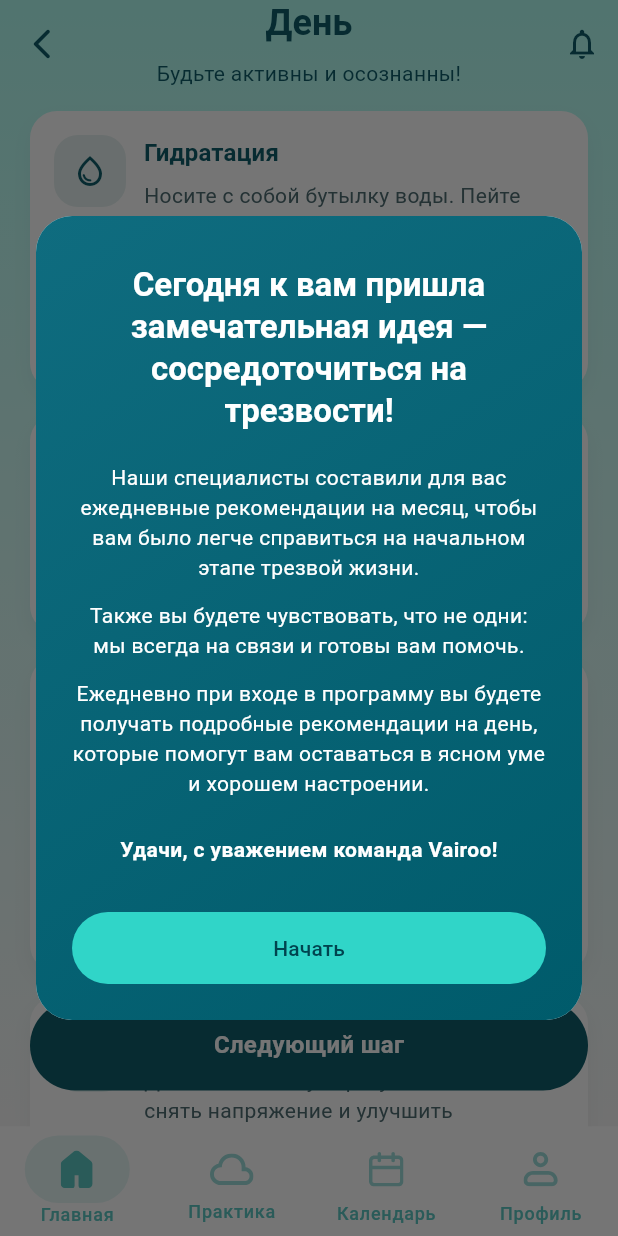
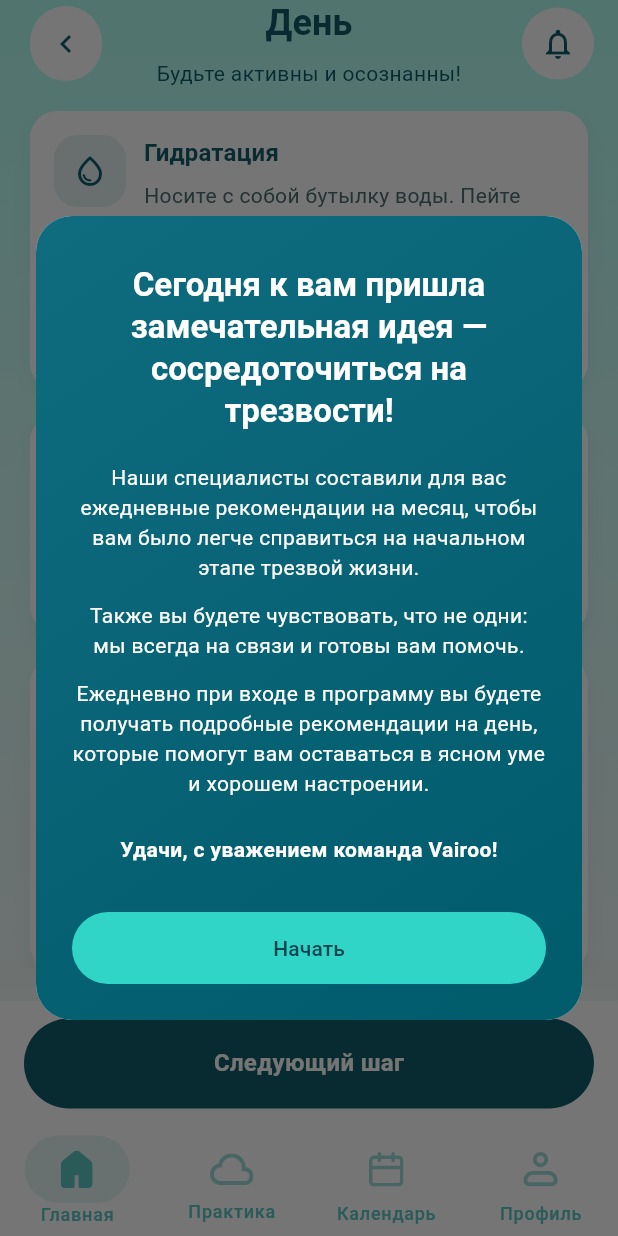
Before and after one commit to Sobol17/vairoo-app, a Flutter app: the PlanPage screen opened by its route, after a tap on the "notifications none" icon, on a phone screen of 412 x 824 dp. Run offline on Flutter 3.47's test engine with Material 3 defaults, Android fonts, the phone set to English and light mode, and no system bars; our stand-ins replace dio, equatable, flutter_html, flutter_svg, go_router, mask_text_input_formatter and 2 more; accounts and stored records are empty.

Commit message:
Добавил план дня со списком активностей. Список моковый

```diff
--- a/lib/src/features/plan/data/plan_samples.dart
+++ b/lib/src/features/plan/data/plan_samples.dart
@@ -9,14 +9,14 @@ const sampleDayPlan = DailyPlan(
       title: 'Гидратация',
       description:
           'Носите с собой бутылку воды. Пейте регулярно. Иногда жажду путают с тягой.',
-      primaryActionLabel: 'Записать в дневник',
+      primaryActionLabel: 'Смотреть',
       secondaryActionLabel: 'Отметить',
       icon: Icons.water_drop_outlined,
     ),
     PlanActivity(
       title: 'Здоровые перекусы',
       description: 'Фрукты/овощи, йогурт и т.д.',
-      primaryActionLabel: 'Смотреть список',
+      primaryActionLabel: 'Смотреть',
       secondaryActionLabel: 'Отметить',
       icon: Icons.restaurant_outlined,
     ),
@@ -24,7 +24,7 @@ const sampleDayPlan = DailyPlan(
       title: 'Осознанность в стрессовых ситуациях',
       description:
           'Если возникает стресс: сделайте 3 глубоких вдоха и задайте себе вопросы поддержки.',
-      primaryActionLabel: 'На страницу ритуалов',
+      primaryActionLabel: 'Смотреть',
       secondaryActionLabel: 'Отметить',
       icon: Icons.self_improvement_outlined,
     ),
@@ -32,7 +32,7 @@ const sampleDayPlan = DailyPlan(
       title: 'Физическая активность',
       description:
           'Даже 10-15 минут прогулки помогают снять напряжение и улучшить настроение.',
-      primaryActionLabel: 'Тренировки',
+      primaryActionLabel: 'Смотреть',
       secondaryActionLabel: 'Отметить',
       icon: Icons.fitness_center_outlined,
     ),
--- a/lib/src/features/plan/presentation/pages/plan_page.dart
+++ b/lib/src/features/plan/presentation/pages/plan_page.dart
@@ -1,9 +1,11 @@
 import 'package:ai_note/src/core/theme/app_colors.dart';
 import 'package:ai_note/src/features/plan/data/plan_samples.dart';
 import 'package:ai_note/src/features/plan/domain/entities/daily_plan.dart';
+import 'package:ai_note/src/features/plan/presentation/widgets/circular_nav_button.dart';
+import 'package:ai_note/src/features/plan/presentation/widgets/plan_activity_card.dart';
+import 'package:ai_note/src/features/plan/presentation/widgets/reality_check_card.dart';
 import 'package:ai_note/src/shared/widgets/primary_button.dart';
 import 'package:flutter/material.dart';
-import 'package:go_router/go_router.dart';
 
 class PlanPage extends StatelessWidget {
   const PlanPage({super.key, this.plan});
@@ -66,20 +68,22 @@ class PlanPage extends StatelessWidget {
                           ),
                         ],
                       ),
-                      leading: IconButton(
-                        icon: const Icon(
-                          Icons.arrow_back_ios_new_rounded,
-                          color: AppColors.primary,
+                      leading: Transform.translate(
+                        offset: Offset(16, 0),
+                        child: Padding(
+                          padding: const EdgeInsets.all(4.0),
+                          child: CircularNavButton(
+                            icon: Icons.chevron_left,
+                            onPressed: () => Navigator.of(context).maybePop(),
+                          ),
                         ),
-                        onPressed: () => context.push('/home'),
                       ),
-                      actions: [
-                        IconButton(
-                          icon: const Icon(
-                            Icons.notifications_none,
-                            color: AppColors.primary,
+                      actions: const [
+                        Padding(
+                          padding: EdgeInsets.only(right: 16),
+                          child: CircularNavButton(
+                            icon: Icons.notifications_none,
                           ),
-                          onPressed: () {},
                         ),
                       ],
                     ),
@@ -93,7 +97,7 @@ class PlanPage extends StatelessWidget {
                       sliver: SliverList.separated(
                         itemBuilder: (context, index) {
                           final activity = planData.activities[index];
-                          return _PlanActivityCard(activity: activity);
+                          return PlanActivityCard(activity: activity);
                         },
                         separatorBuilder: (_, __) => const SizedBox(height: 16),
                         itemCount: planData.activities.length,
@@ -102,7 +106,7 @@ class PlanPage extends StatelessWidget {
                     SliverToBoxAdapter(
                       child: Padding(
                         padding: const EdgeInsets.fromLTRB(20, 0, 20, 120),
-                        child: _RealityCheckCard(
+                        child: RealityCheckCard(
                           realityCheck: planData.realityCheck,
                         ),
                       ),
@@ -110,13 +114,22 @@ class PlanPage extends StatelessWidget {
                   ],
                 ),
                 Positioned(
-                  left: 20,
-                  right: 20,
-                  bottom: 24,
-                  child: PrimaryButton(
-                    label: planData.realityCheck.ctaLabel,
-                    onPressed: () {},
-                    isLoading: false,
+                  left: 0,
+                  right: 0,
+                  bottom: 0,
+                  child: Container(
+                    padding: EdgeInsets.only(
+                      left: 16,
+                      right: 16,
+                      bottom: 12,
+                      top: 12,
+                    ),
+                    color: Colors.white,
+                    child: PrimaryButton(
+                      label: planData.realityCheck.ctaLabel,
+                      onPressed: () {},
+                      isLoading: false,
+                    ),
                   ),
                 ),
               ],
@@ -127,140 +140,3 @@ class PlanPage extends StatelessWidget {
     );
   }
 }
-
-class _PlanActivityCard extends StatelessWidget {
-  const _PlanActivityCard({required this.activity});
-
-  final PlanActivity activity;
-
-  @override
-  Widget build(BuildContext context) {
-    final theme = Theme.of(context);
-    return Container(
-      decoration: BoxDecoration(
-        color: Colors.white,
-        borderRadius: BorderRadius.circular(18),
-        boxShadow: [
-          BoxShadow(
-            color: Colors.black.withOpacity(0.04),
-            blurRadius: 10,
-            offset: const Offset(0, 6),
-          ),
-        ],
-      ),
-      padding: const EdgeInsets.all(16),
-      child: Column(
-        crossAxisAlignment: CrossAxisAlignment.start,
-        children: [
-          Row(
-            crossAxisAlignment: CrossAxisAlignment.start,
-            children: [
-              Container(
-                padding: const EdgeInsets.all(12),
-                decoration: BoxDecoration(
-                  color: AppColors.secondaryLight,
-                  borderRadius: BorderRadius.circular(16),
-                ),
-                child: Icon(
-                  activity.icon ?? Icons.auto_awesome,
-                  color: AppColors.primary,
-                ),
-              ),
-              const SizedBox(width: 12),
-              Expanded(
-                child: Column(
-                  crossAxisAlignment: CrossAxisAlignment.start,
-                  children: [
-                    Text(
-                      activity.title,
-                      style: theme.textTheme.titleMedium?.copyWith(
-                        color: AppColors.primary,
-                        fontWeight: FontWeight.w700,
-                      ),
-                    ),
-                    const SizedBox(height: 6),
-                    Text(
-                      activity.description,
-                      style: theme.textTheme.bodyMedium?.copyWith(
-                        color: AppColors.textSecondary,
-                        height: 1.4,
-                      ),
-                    ),
-                  ],
-                ),
-              ),
-            ],
-          ),
-          const SizedBox(height: 16),
-          Row(
-            children: [
-              Expanded(
-                child: FilledButton(
-                  onPressed: () {},
-                  style: FilledButton.styleFrom(
-                    shape: RoundedRectangleBorder(
-                      borderRadius: BorderRadius.circular(6),
-                    ),
-                  ),
-                  child: Text(activity.primaryActionLabel),
-                ),
-              ),
-              const SizedBox(width: 12),
-              Expanded(
-                child: OutlinedButton(
-                  onPressed: () {},
-                  style: OutlinedButton.styleFrom(
-                    side: const BorderSide(color: AppColors.secondary),
-                    shape: RoundedRectangleBorder(
-                      borderRadius: BorderRadius.circular(6),
-                    ),
-                  ),
-                  child: Text(activity.secondaryActionLabel),
-                ),
-              ),
-            ],
-          ),
-        ],
-      ),
-    );
-  }
-}
-
-class _RealityCheckCard extends StatelessWidget {
-  const _RealityCheckCard({required this.realityCheck});
-
-  final RealityCheck realityCheck;
-
-  @override
-  Widget build(BuildContext context) {
-    final theme = Theme.of(context);
-    return Container(
-      width: double.infinity,
-      padding: const EdgeInsets.all(20),
-      decoration: BoxDecoration(
-        color: AppColors.primary.withValues(alpha: 0.9),
-        borderRadius: BorderRadius.circular(24),
-      ),
-      child: Column(
-        crossAxisAlignment: CrossAxisAlignment.start,
-        children: [
-          Text(
-            realityCheck.title,
-            style: theme.textTheme.titleMedium?.copyWith(
-              color: Colors.white,
-              fontWeight: FontWeight.w700,
-            ),
-          ),
-          const SizedBox(height: 8),
-          Text(
-            realityCheck.description,
-            style: theme.textTheme.bodyMedium?.copyWith(
-              color: Colors.white.withOpacity(0.9),
-              height: 1.4,
-            ),
-          ),
-        ],
-      ),
-    );
-  }
-}
--- /dev/null
+++ b/lib/src/features/plan/presentation/widgets/circular_nav_button.dart
@@ -0,0 +1,29 @@
+import 'package:ai_note/src/core/theme/app_colors.dart';
+import 'package:flutter/material.dart';
+import 'package:go_router/go_router.dart';
+
+class CircularNavButton extends StatelessWidget {
+  const CircularNavButton({required this.icon, this.onPressed, super.key});
+
+  final IconData icon;
+  final VoidCallback? onPressed;
+
+  @override
+  Widget build(BuildContext context) {
+    return Container(
+      decoration: BoxDecoration(
+        color: AppColors.surface,
+        borderRadius: BorderRadius.circular(100),
+      ),
+      child: InkWell(
+        onTap: () {
+          context.push('/home/notifications');
+        },
+        child: IconButton(
+          icon: Icon(icon, color: AppColors.primary),
+          onPressed: onPressed,
+        ),
+      ),
+    );
+  }
+}
--- /dev/null
+++ b/lib/src/features/plan/presentation/widgets/plan_activity_card.dart
@@ -0,0 +1,104 @@
+import 'package:ai_note/src/core/theme/app_colors.dart';
+import 'package:ai_note/src/features/plan/domain/entities/daily_plan.dart';
+import 'package:flutter/material.dart';
+
+class PlanActivityCard extends StatelessWidget {
+  const PlanActivityCard({required this.activity, super.key});
+
+  final PlanActivity activity;
+
+  @override
+  Widget build(BuildContext context) {
+    final theme = Theme.of(context);
+    return Container(
+      decoration: BoxDecoration(
+        color: Colors.white,
+        borderRadius: BorderRadius.circular(18),
+        boxShadow: [
+          BoxShadow(
+            color: Colors.black.withOpacity(0.04),
+            blurRadius: 10,
+            offset: const Offset(0, 6),
+          ),
+        ],
+      ),
+      padding: const EdgeInsets.all(16),
+      child: Column(
+        crossAxisAlignment: CrossAxisAlignment.start,
+        children: [
+          Row(
+            crossAxisAlignment: CrossAxisAlignment.start,
+            children: [
+              Container(
+                padding: const EdgeInsets.all(12),
+                decoration: BoxDecoration(
+                  color: AppColors.secondaryLight,
+                  borderRadius: BorderRadius.circular(16),
+                ),
+                child: Icon(
+                  activity.icon ?? Icons.auto_awesome,
+                  color: AppColors.primary,
+                ),
+              ),
+              const SizedBox(width: 12),
+              Expanded(
+                child: Column(
+                  crossAxisAlignment: CrossAxisAlignment.start,
+                  children: [
+                    Text(
+                      activity.title,
+                      style: theme.textTheme.titleMedium?.copyWith(
+                        color: AppColors.primary,
+                        fontWeight: FontWeight.w700,
+                      ),
+                    ),
+                    const SizedBox(height: 6),
+                    Text(
+                      activity.description,
+                      style: theme.textTheme.bodyMedium?.copyWith(
+                        color: AppColors.textSecondary,
+                        height: 1.4,
+                      ),
+                    ),
+                  ],
+                ),
+              ),
+            ],
+          ),
+          const SizedBox(height: 16),
+          Row(
+            children: [
+              Expanded(
+                child: FilledButton(
+                  onPressed: () {},
+                  style: FilledButton.styleFrom(
+                    shape: RoundedRectangleBorder(
+                      borderRadius: BorderRadius.circular(6),
+                    ),
+                  ),
+                  child: Text(
+                    activity.primaryActionLabel,
+                    style: TextStyle(fontSize: 12),
+                  ),
+                ),
+              ),
+              const SizedBox(width: 12),
+              Expanded(
+                child: OutlinedButton(
+                  onPressed: () {},
+                  style: OutlinedButton.styleFrom(
+                    side: const BorderSide(color: AppColors.secondary),
+                    shape: RoundedRectangleBorder(
+                      borderRadius: BorderRadius.circular(6),
+                    ),
+                  ),
+                  child: Text(activity.secondaryActionLabel),
+                ),
+              ),
+            ],
+          ),
+        ],
+      ),
+    );
+  }
+}
--- /dev/null
+++ b/lib/src/features/plan/presentation/widgets/reality_check_card.dart
@@ -0,0 +1,42 @@
+import 'package:ai_note/src/core/theme/app_colors.dart';
+import 'package:ai_note/src/features/plan/domain/entities/daily_plan.dart';
+import 'package:flutter/material.dart';
+
+class RealityCheckCard extends StatelessWidget {
+  const RealityCheckCard({required this.realityCheck, super.key});
+
+  final RealityCheck realityCheck;
+
+  @override
+  Widget build(BuildContext context) {
+    final theme = Theme.of(context);
+    return Container(
+      width: double.infinity,
+      padding: const EdgeInsets.all(20),
+      decoration: BoxDecoration(
+        color: AppColors.primary.withValues(alpha: 0.9),
+        borderRadius: BorderRadius.circular(24),
+      ),
+      child: Column(
+        crossAxisAlignment: CrossAxisAlignment.start,
+        children: [
+          Text(
+            realityCheck.title,
+            style: theme.textTheme.titleMedium?.copyWith(
+              color: Colors.white,
+              fontWeight: FontWeight.w700,
+            ),
+          ),
+          const SizedBox(height: 8),
+          Text(
+            realityCheck.description,
+            style: theme.textTheme.bodyMedium?.copyWith(
+              color: Colors.white.withOpacity(0.9),
+              height: 1.4,
+            ),
+          ),
+        ],
+      ),
+    );
+  }
+}
```
